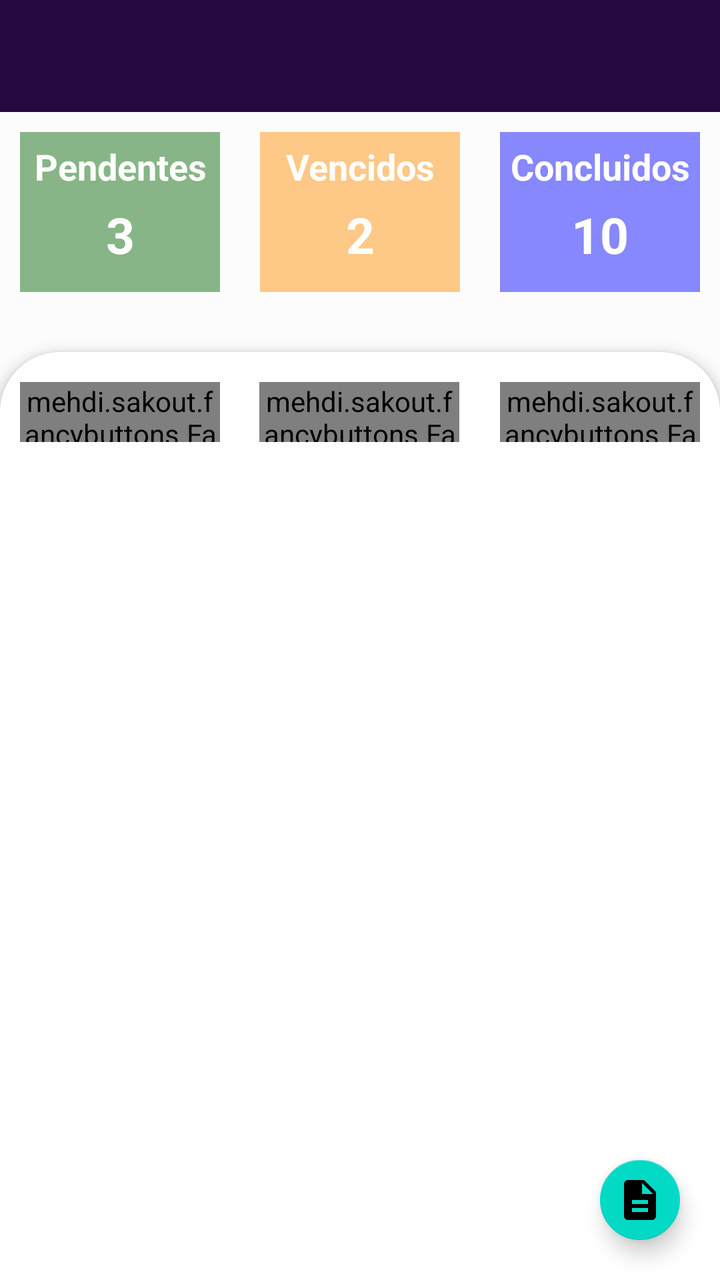
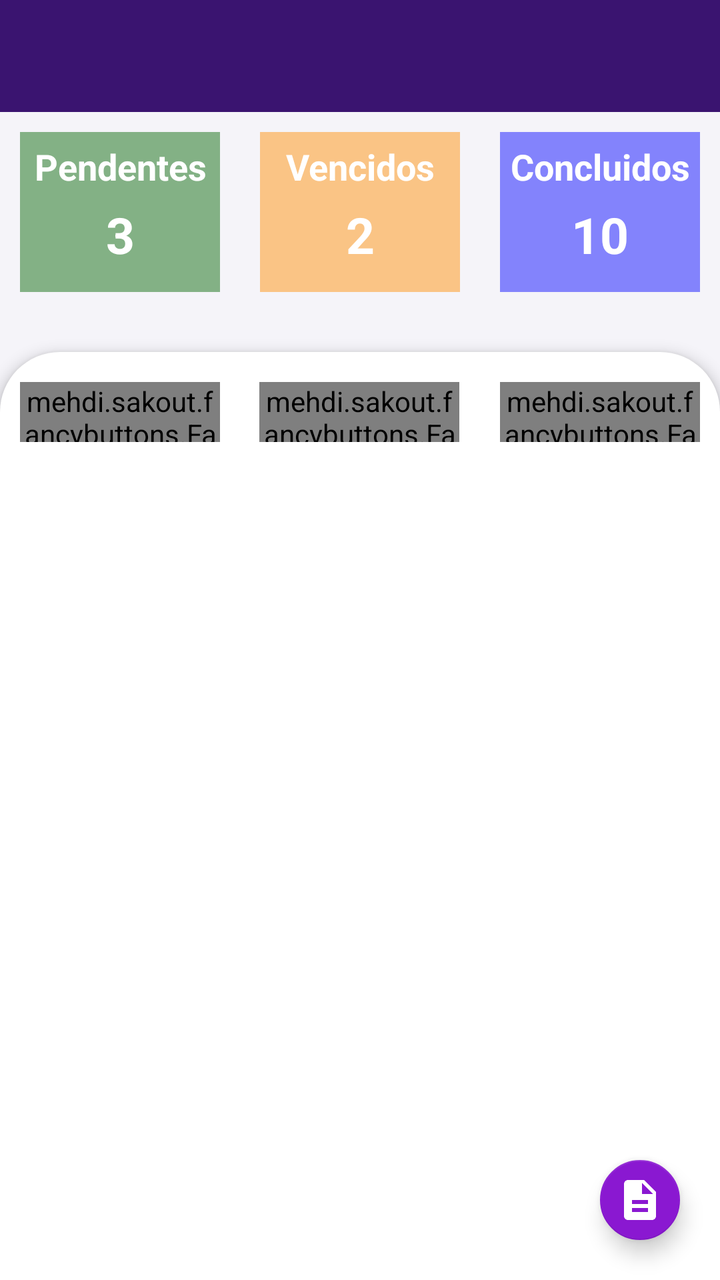

Two renders of the same Android screen: before a commit and after it. Below are the layout's source before the change and the commit's diff.
<!-- AndroidManifest.xml: activity theme AppTheme.LegacyToolbar -->
<!-- res/layout/activity_orcamento.xml -->
<?xml version="1.0" encoding="utf-8"?>
<androidx.constraintlayout.widget.ConstraintLayout
    xmlns:android="http://schemas.android.com/apk/res/android"
    xmlns:fancy="http://schemas.android.com/apk/res-auto"
    xmlns:app="http://schemas.android.com/apk/res-auto"
    xmlns:tools="http://schemas.android.com/tools"
    android:background="@color/ligthgrayline"
    android:layout_width="match_parent"
    android:layout_height="match_parent"
    tools:context=".OrcamentoActivity">

    <com.google.android.material.appbar.AppBarLayout
        android:id="@+id/orc_appbar"
        android:layout_width="0dp"
        android:layout_height="wrap_content"
        android:theme="@style/AppTheme.AppBarOverlay"
        app:elevation="0dp"
        app:layout_constraintEnd_toEndOf="parent"
        app:layout_constraintStart_toStartOf="parent"
        app:layout_constraintTop_toTopOf="parent">

        <View
            android:id="@+id/orc_status_bar_bg"
            android:layout_width="match_parent"
            android:layout_height="0dp"
            android:background="@color/primary_dark" />

        <androidx.appcompat.widget.Toolbar
            android:id="@+id/orc_toolbar"
            android:layout_width="match_parent"
            android:layout_height="?attr/actionBarSize"
            android:background="?attr/colorPrimary"
            app:popupTheme="@style/AppTheme.PopupOverlay"
            app:subtitleTextColor="@android:color/white"
            app:titleTextColor="@android:color/white" />

    </com.google.android.material.appbar.AppBarLayout>

    <LinearLayout
        android:id="@+id/linearLayout2"
        android:layout_width="match_parent"
        android:layout_height="wrap_content"
        android:orientation="horizontal"
        app:layout_constraintEnd_toEndOf="parent"
        app:layout_constraintStart_toStartOf="parent"
        app:layout_constraintTop_toBottomOf="@id/orc_appbar">

        <LinearLayout
            android:id="@+id/orc_ind_pend"
            android:layout_marginTop="10dp"
            android:layout_marginBottom="10dp"
            android:layout_width="match_parent"
            android:layout_height="80dp"
            android:layout_marginLeft="10dp"
            android:layout_marginRight="10dp"
            android:layout_weight="1"
            android:background="@color/green_trans"
            android:orientation="vertical">

            <TextView
                android:layout_width="match_parent"
                android:layout_height="wrap_content"
                android:layout_marginTop="5dp"
                android:text="Pendentes"
                android:textAlignment="center"
                android:textColor="@color/icons"
                android:textSize="18sp"
                android:textStyle="bold" />


            <TextView
                android:id="@+id/orc_txtPendentes"
                android:layout_width="match_parent"
                android:layout_height="wrap_content"
                android:layout_marginTop="5dp"
                android:text="3"
                android:textAlignment="center"
                android:textColor="@color/icons"
                android:textSize="25sp"
                android:textStyle="bold" />


        </LinearLayout>

        <LinearLayout
            android:id="@+id/orc_ind_venc"
            android:layout_marginTop="10dp"
            android:layout_marginBottom="10dp"
            android:layout_width="match_parent"
            android:layout_height="80dp"
            android:layout_marginLeft="10dp"
            android:layout_marginRight="10dp"
            android:layout_weight="1"
            android:background="@color/laranja_trans"
            android:orientation="vertical">

            <TextView
                android:layout_width="match_parent"
                android:layout_height="wrap_content"
                android:layout_marginTop="5dp"
                android:text="Vencidos"
                android:textAlignment="center"
                android:textColor="@color/icons"
                android:textSize="18sp"
                android:textStyle="bold" />


            <TextView
                android:id="@+id/orc_txtVencidos"
                android:layout_width="match_parent"
                android:layout_height="wrap_content"
                android:layout_marginTop="5dp"
                android:text="2"
                android:textAlignment="center"
                android:textColor="@color/icons"
                android:textSize="25sp"
                android:textStyle="bold" />


        </LinearLayout>

        <LinearLayout
            android:id="@+id/orc_ind_conc"
            android:layout_marginTop="10dp"
            android:layout_marginBottom="10dp"
            android:layout_width="match_parent"
            android:layout_height="80dp"
            android:layout_marginLeft="10dp"
            android:layout_marginRight="10dp"
            android:layout_weight="1"
            android:background="@color/primary_dark_trans"
            android:orientation="vertical">

            <TextView
                android:layout_width="match_parent"
                android:layout_height="wrap_content"
                android:layout_marginTop="5dp"
                android:text="Concluidos"
                android:textAlignment="center"
                android:textColor="@color/icons"
                android:textSize="18sp"
                android:textStyle="bold" />


            <TextView
                android:id="@+id/orc_txtConcluidos"
                android:layout_width="match_parent"
                android:layout_height="wrap_content"
                android:layout_marginTop="5dp"
                android:text="10"
                android:textAlignment="center"
                android:textColor="@color/icons"
                android:textSize="25sp"
                android:textStyle="bold" />


        </LinearLayout>

    </LinearLayout>


    <androidx.constraintlayout.widget.ConstraintLayout
        android:layout_width="match_parent"
        android:layout_height="0dp"
        android:layout_marginTop="10dp"
        android:background="@drawable/backgroudlist"
        android:elevation="4dp"
        fancy:layout_constraintBottom_toBottomOf="parent"
        fancy:layout_constraintEnd_toEndOf="parent"
        fancy:layout_constraintStart_toStartOf="parent"
        fancy:layout_constraintTop_toBottomOf="@+id/linearLayout2">


        <mehdi.sakout.fancybuttons.FancyButton
            android:id="@+id/orc_btn_dia"
            android:layout_width="100dp"
            android:layout_height="30dp"
            android:layout_marginStart="10dp"
            android:layout_marginTop="25dp"
            android:gravity="top"
            fancy:fb_borderColor="#2196f3"
            fancy:fb_borderWidth="2dp"
            fancy:fb_defaultColor="#ffff"
            fancy:fb_focusColor="#2196f3"
            fancy:fb_radius="30dp"
            fancy:fb_text="Dia"
            fancy:fb_textColor="#2196f3"
            fancy:fb_textSize="12sp"
            fancy:layout_constraintStart_toStartOf="parent"
            fancy:layout_constraintTop_toTopOf="parent" />

        <mehdi.sakout.fancybuttons.FancyButton
            android:id="@+id/orc_btn_mes"
            android:layout_width="100dp"
            android:layout_height="30dp"
            android:layout_marginStart="10dp"
            android:layout_marginTop="25dp"
            android:layout_marginEnd="10dp"
            android:gravity="top"
            fancy:fb_borderColor="#2196f3"
            fancy:fb_borderWidth="2dp"
            fancy:fb_defaultColor="#ffff"
            fancy:fb_focusColor="#2196f3"
            fancy:fb_radius="30dp"
            fancy:fb_text="Mês"
            fancy:fb_textColor="#2196f3"
            fancy:fb_textSize="12sp"
            fancy:layout_constraintEnd_toStartOf="@+id/orc_btn_periodo"
            fancy:layout_constraintHorizontal_bias="0.48"
            fancy:layout_constraintStart_toEndOf="@+id/orc_btn_dia"
            fancy:layout_constraintTop_toTopOf="parent" />


        <mehdi.sakout.fancybuttons.FancyButton
            android:id="@+id/orc_btn_periodo"
            android:layout_width="100dp"
            android:layout_height="30dp"
            android:layout_marginTop="25dp"
            android:layout_marginEnd="10dp"
            android:gravity="top"
            fancy:fb_borderColor="#2196f3"
            fancy:fb_borderWidth="2dp"
            fancy:fb_defaultColor="#ffff"
            fancy:fb_focusColor="#2196f3"
            fancy:fb_radius="30dp"
            fancy:fb_text="Período"
            fancy:fb_textColor="#2196f3"
            fancy:fb_textSize="12sp"
            fancy:layout_constraintEnd_toEndOf="parent"
            fancy:layout_constraintTop_toTopOf="parent" />


        <androidx.recyclerview.widget.RecyclerView
            android:id="@+id/orc_lista_orcamento"
            android:layout_width="match_parent"
            android:layout_height="0dp"
            android:layout_marginTop="10dp"
            android:layout_marginBottom="8dp"
            app:layout_constraintBottom_toBottomOf="parent"
            app:layout_constraintEnd_toEndOf="parent"
            app:layout_constraintStart_toStartOf="parent"
            fancy:layout_constraintTop_toBottomOf="@+id/orc_btn_dia">

        </androidx.recyclerview.widget.RecyclerView>

    </androidx.constraintlayout.widget.ConstraintLayout>


    <com.google.android.material.floatingactionbutton.FloatingActionButton
        android:id="@+id/orc_btn_flutuante"
        android:layout_width="wrap_content"
        android:layout_height="wrap_content"
        android:layout_marginEnd="16dp"
        android:layout_marginBottom="16dp"
        fancy:fabSize="mini"
        android:background="@drawable/fundo_bt_flutuante_orc"
        android:elevation="6dp"
        android:src="@drawable/ic_flutuante_orc"
        android:textColor="#FFFFFF"
        android:textSize="40sp"
        app:layout_constraintBottom_toBottomOf="parent"
        app:layout_constraintEnd_toEndOf="parent" />



</androidx.constraintlayout.widget.ConstraintLayout>
<!-- resources referenced by this layout -->
<resources>
  <color name="green_trans">#77006400</color>
  <color name="icons">#FFFFFF</color>
  <color name="laranja_trans">#77ff8c00</color>
  <color name="ligthgrayline">#FCFCFC</color>
  <color name="primary_dark">#18042E</color>
  <color name="primary_dark_trans">#770000FF</color>
  <!-- drawable fundo_bt_flutuante_orc (drawable) -->
  <shape android:shape="oval" xmlns:android="http://schemas.android.com/apk/res/android">
      <solid android:color="@color/deeppurple"></solid>
  </shape>
  <style name="AppTheme.AppBarOverlay" parent="ThemeOverlay.AppCompat.Dark.ActionBar" />
  <style name="AppTheme.PopupOverlay" parent="ThemeOverlay.AppCompat.Light" />
  <color name="deeppurple">#7c4dff</color>
  <style name="AppThemeCliente" parent="Theme.MaterialComponents.Light.DarkActionBar">
          
          <item name="colorPrimary">@color/primary</item>
          <item name="colorPrimaryDark">@color/primary_dark</item>
          <item name="colorAccent">@color/accent</item>
          <item name="android:textColorPrimary">@color/primary_text</item>
          <item name="android:textColorSecondary">@color/secondary_text</item>
          <item name="android:colorControlNormal">@color/secondary_text</item>
          <item name="android:colorControlActivated">@color/primary</item>
          <item name="android:windowOptOutEdgeToEdgeEnforcement" tools:targetApi="35">true</item>
          <item name="windowActionBarOverlay">false</item>
          <item name="android:windowActionBarOverlay">false</item>
          <item name="android:statusBarColor">@color/primary_dark</item>
          <item name="android:windowLightStatusBar" tools:targetApi="23">false</item>
          <item name="android:icon">@color/icons</item>
          <item name="android:colorButtonNormal" tools:targetApi="lollipop">@color/primary_dark</item>
          <item name="android:divider">@color/divider</item>
  
  
  
      </style>
  <color name="primary">#240842</color>
  <color name="accent">#8A18D1</color>
  <color name="primary_text">#212121</color>
  <color name="secondary_text">#757575</color>
  <color name="divider">#E0E0E0</color>
  <!-- unchanged entries left out for length: 3 -->
</resources>

<!-- the commit's change to res/layout/activity_orcamento.xml (unified diff, before → after) -->
@@ -178,13 +178,13 @@
             android:layout_marginStart="10dp"
             android:layout_marginTop="25dp"
             android:gravity="top"
-            fancy:fb_borderColor="#2196f3"
+            fancy:fb_borderColor="#8A18D1"
             fancy:fb_borderWidth="2dp"
             fancy:fb_defaultColor="#ffff"
-            fancy:fb_focusColor="#2196f3"
+            fancy:fb_focusColor="#8A18D1"
             fancy:fb_radius="30dp"
             fancy:fb_text="Dia"
-            fancy:fb_textColor="#2196f3"
+            fancy:fb_textColor="#8A18D1"
             fancy:fb_textSize="12sp"
             fancy:layout_constraintStart_toStartOf="parent"
             fancy:layout_constraintTop_toTopOf="parent" />
@@ -197,13 +197,13 @@
             android:layout_marginTop="25dp"
             android:layout_marginEnd="10dp"
             android:gravity="top"
-            fancy:fb_borderColor="#2196f3"
+            fancy:fb_borderColor="#8A18D1"
             fancy:fb_borderWidth="2dp"
             fancy:fb_defaultColor="#ffff"
-            fancy:fb_focusColor="#2196f3"
+            fancy:fb_focusColor="#8A18D1"
             fancy:fb_radius="30dp"
             fancy:fb_text="Mês"
-            fancy:fb_textColor="#2196f3"
+            fancy:fb_textColor="#8A18D1"
             fancy:fb_textSize="12sp"
             fancy:layout_constraintEnd_toStartOf="@+id/orc_btn_periodo"
             fancy:layout_constraintHorizontal_bias="0.48"
@@ -218,13 +218,13 @@
             android:layout_marginTop="25dp"
             android:layout_marginEnd="10dp"
             android:gravity="top"
-            fancy:fb_borderColor="#2196f3"
+            fancy:fb_borderColor="#8A18D1"
             fancy:fb_borderWidth="2dp"
             fancy:fb_defaultColor="#ffff"
-            fancy:fb_focusColor="#2196f3"
+            fancy:fb_focusColor="#8A18D1"
             fancy:fb_radius="30dp"
             fancy:fb_text="Período"
-            fancy:fb_textColor="#2196f3"
+            fancy:fb_textColor="#8A18D1"
             fancy:fb_textSize="12sp"
             fancy:layout_constraintEnd_toEndOf="parent"
             fancy:layout_constraintTop_toTopOf="parent" />
<!-- resource entries referenced after the edit -->
@@ -3,8 +3,8 @@
   <color name="green_trans">#77006400</color>
   <color name="icons">#FFFFFF</color>
   <color name="laranja_trans">#77ff8c00</color>
-  <color name="ligthgrayline">#FCFCFC</color>
-  <color name="primary_dark">#18042E</color>
+  <color name="ligthgrayline">#F5F4F9</color>
+  <color name="primary_dark">#24094A</color>
   <color name="primary_dark_trans">#770000FF</color>
   <!-- drawable fundo_bt_flutuante_orc (drawable) -->
   <shape android:shape="oval" xmlns:android="http://schemas.android.com/apk/res/android">
@@ -14,6 +14,15 @@
   <style name="AppTheme.PopupOverlay" parent="ThemeOverlay.AppCompat.Light" />
   <color name="deeppurple">#7c4dff</color>
   <style name="AppThemeCliente" parent="Theme.MaterialComponents.Light.DarkActionBar">
+          
+          <item name="colorSecondary">@color/accent</item>
+          <item name="colorOnSecondary">@color/icons</item>
+          <item name="shapeAppearanceSmallComponent">@style/ShapeAppearance.Fikon.Small</item>
+          <item name="shapeAppearanceMediumComponent">@style/ShapeAppearance.Fikon.Medium</item>
+          <item name="materialButtonStyle">@style/Widget.Fikon.Button</item>
+          <item name="cardViewStyle">@style/Widget.Fikon.CardView</item>
+          <item name="android:textColorHint">@color/secondary_text</item>
+  
           
           <item name="colorPrimary">@color/primary</item>
           <item name="colorPrimaryDark">@color/primary_dark</item>
@@ -34,11 +43,30 @@
   
   
       </style>
-  <color name="primary">#240842</color>
+  <color name="primary">#3A1470</color>
   <color name="accent">#8A18D1</color>
-  <color name="primary_text">#212121</color>
-  <color name="secondary_text">#757575</color>
-  <color name="divider">#E0E0E0</color>
+  <style name="ShapeAppearance.Fikon.Small" parent="ShapeAppearance.MaterialComponents.SmallComponent">
+          <item name="cornerFamily">rounded</item>
+          <item name="cornerSize">12dp</item>
+      </style>
+  <style name="ShapeAppearance.Fikon.Medium" parent="ShapeAppearance.MaterialComponents.MediumComponent">
+          <item name="cornerFamily">rounded</item>
+          <item name="cornerSize">16dp</item>
+      </style>
+  <style name="Widget.Fikon.Button" parent="Widget.MaterialComponents.Button">
+          <item name="cornerRadius">12dp</item>
+          <item name="android:letterSpacing">0.04</item>
+          <item name="android:fontFamily">sans-serif-medium</item>
+      </style>
+  <style name="Widget.Fikon.CardView" parent="CardView">
+          <item name="cardCornerRadius">12dp</item>
+          <item name="cardElevation">2dp</item>
+          <item name="cardBackgroundColor">@color/surface</item>
+      </style>
+  <color name="primary_text">#1E1A2B</color>
+  <color name="secondary_text">#6B6680</color>
+  <color name="divider">#E6E3EE</color>
+  <color name="surface">#FFFFFF</color>
   <!-- unchanged entries left out for length: 3 -->
 </resources>
 
